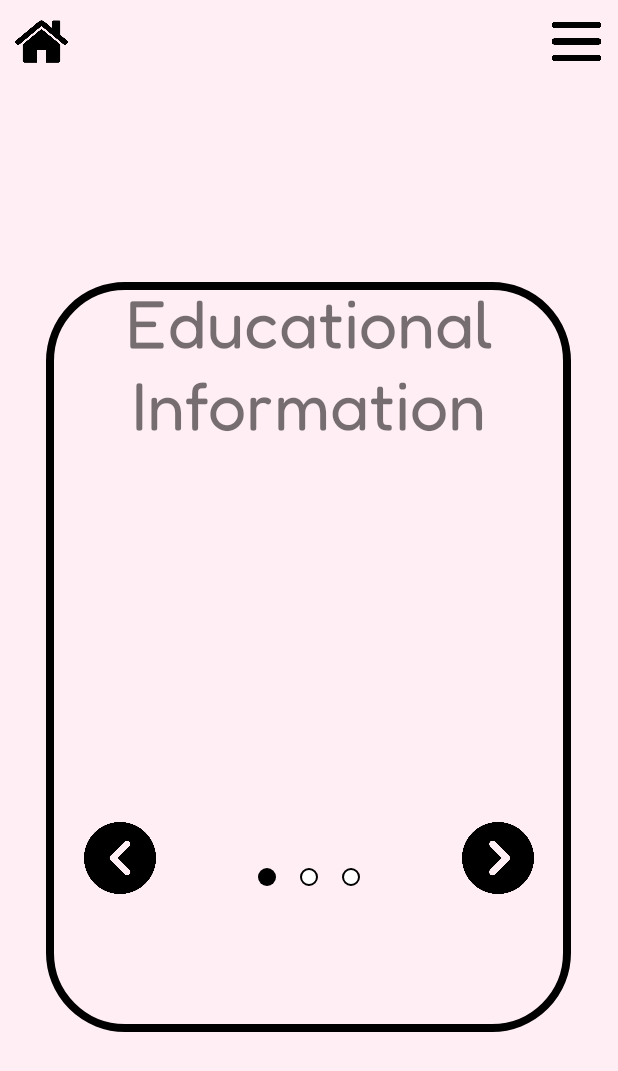
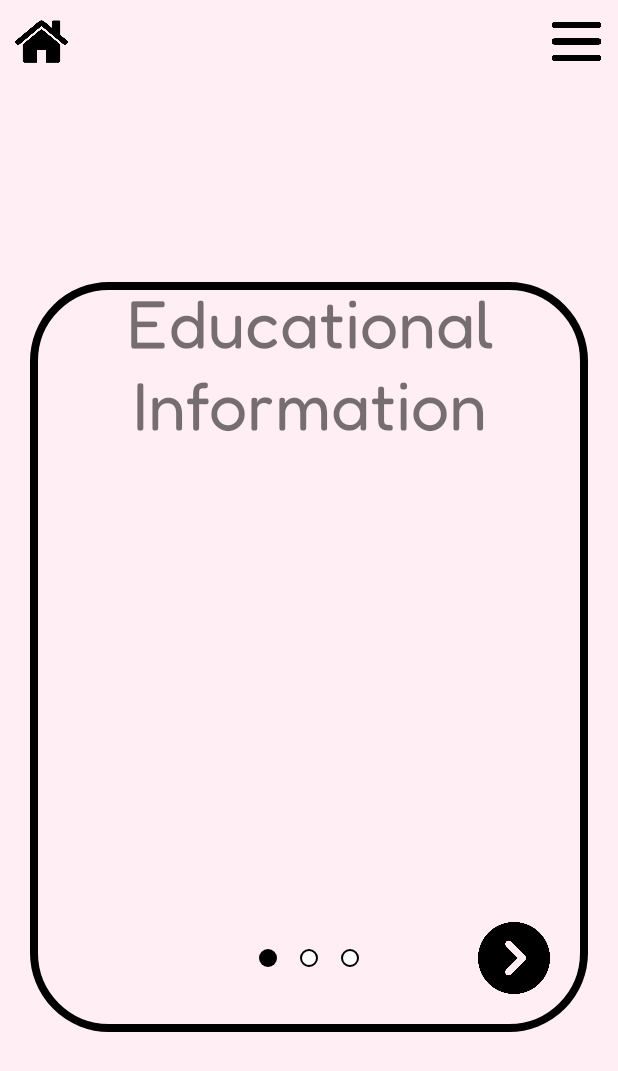
Before and after one commit to clarine24/SEGP_G11B, an Android app: the in_game_educationalpage screen opened directly, with no data from a screen before it, on a phone screen of 412 x 824 dp. Shown: the top 1071 px of the screen. Run offline under Robolectric (Android 15) with nearby library versions, the phone set to English and light mode, and no system bars.

Commit message:
Modify layout constraints

```diff
--- a/app/src/main/res/layout/activity_in_game_educationalpage.xml
+++ b/app/src/main/res/layout/activity_in_game_educationalpage.xml
@@ -4,8 +4,8 @@
     xmlns:tools="http://schemas.android.com/tools"
     android:layout_width="match_parent"
     android:layout_height="match_parent"
-    tools:context=".in_game_educationalpage"
-    android:background="@color/light_pink">
+    android:background="@color/light_pink"
+    tools:context=".in_game_educationalpage">
 
     <com.example.rewire.Header
         android:id="@+id/header"
@@ -13,8 +13,11 @@
         android:layout_height="match_parent" />
 
     <TextView
-        android:layout_width="350dp"
+        android:id="@+id/textView2"
+        android:layout_width="0dp"
         android:layout_height="500dp"
+        android:layout_marginLeft="20dp"
+        android:layout_marginRight="20dp"
         android:background="@drawable/bt_box"
         android:fontFamily="@font/fredoka"
         android:text="Educational Information"
@@ -31,52 +34,53 @@
         android:id="@+id/edu_back"
         android:layout_width="48dp"
         android:layout_height="48dp"
-        android:layout_marginTop="548dp"
-        android:layout_marginEnd="308dp"
+        android:layout_marginStart="20dp"
+        android:layout_marginBottom="25dp"
         android:clickable="true"
-        app:layout_constraintEnd_toEndOf="parent"
-        app:layout_constraintTop_toTopOf="parent"
+        android:visibility="invisible"
+        app:layout_constraintBottom_toBottomOf="@+id/textView2"
+        app:layout_constraintStart_toStartOf="@+id/textView2"
         app:srcCompat="@drawable/back_icon" />
 
     <ImageView
         android:id="@+id/edu_next"
         android:layout_width="48dp"
         android:layout_height="48dp"
-        android:layout_marginTop="548dp"
-        android:layout_marginEnd="56dp"
+        android:layout_marginEnd="25dp"
+        android:layout_marginBottom="25dp"
         android:clickable="true"
-        app:layout_constraintEnd_toEndOf="parent"
-        app:layout_constraintTop_toTopOf="parent"
+        app:layout_constraintBottom_toBottomOf="@+id/textView2"
+        app:layout_constraintEnd_toEndOf="@+id/textView2"
         app:srcCompat="@drawable/next_icon" />
 
     <ImageView
         android:id="@+id/edu_pageA"
-        android:layout_width="0dp"
-        android:layout_height="49dp"
-        android:layout_marginTop="560dp"
-        android:layout_marginEnd="228dp"
-        app:layout_constraintEnd_toEndOf="parent"
-        app:layout_constraintTop_toTopOf="parent"
+        android:layout_width="12dp"
+        android:layout_height="48dp"
+        android:layout_marginEnd="15dp"
+        android:layout_marginBottom="25dp"
+        app:layout_constraintBottom_toBottomOf="@+id/textView2"
+        app:layout_constraintEnd_toStartOf="@+id/edu_pageB"
         app:srcCompat="@drawable/bt_circle_black_fill" />
 
     <ImageView
         android:id="@+id/edu_pageB"
-        android:layout_width="0dp"
-        android:layout_height="49dp"
-        android:layout_marginTop="560dp"
-        android:layout_marginEnd="200dp"
-        app:layout_constraintEnd_toEndOf="parent"
-        app:layout_constraintTop_toTopOf="parent"
+        android:layout_width="12dp"
+        android:layout_height="48dp"
+        android:layout_marginBottom="25dp"
+        app:layout_constraintBottom_toBottomOf="@+id/textView2"
+        app:layout_constraintEnd_toEndOf="@+id/textView2"
+        app:layout_constraintStart_toStartOf="@+id/textView2"
         app:srcCompat="@drawable/bt_circle_white_fill" />
 
     <ImageView
         android:id="@+id/edu_pageC"
-        android:layout_width="0dp"
-        android:layout_height="49dp"
-        android:layout_marginTop="560dp"
-        android:layout_marginEnd="172dp"
-        app:layout_constraintEnd_toEndOf="parent"
-        app:layout_constraintTop_toTopOf="parent"
+        android:layout_width="12dp"
+        android:layout_height="48dp"
+        android:layout_marginStart="15dp"
+        android:layout_marginBottom="25dp"
+        app:layout_constraintBottom_toBottomOf="@+id/textView2"
+        app:layout_constraintStart_toEndOf="@+id/edu_pageB"
         app:srcCompat="@drawable/bt_circle_white_fill" />
 
 </androidx.constraintlayout.widget.ConstraintLayout>
```
Also changed, not shown: app/src/main/res/layout/activity_cbt_game.xml (+31 -36 lines), app/src/main/res/layout/activity_cbt_sublevel.xml (+19 -22 lines).
